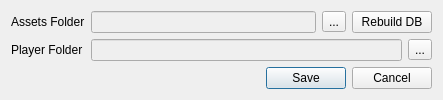
Qt form starcheat/templates/Options.ui (wizzomafizzo/starcheat) before a commit.
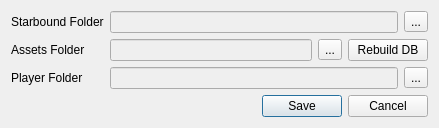
The same form after that commit.

Commit message: Overhaul first setup ui, new config option, updated readme

What changed in the file:
```diff
--- a/starcheat/templates/Options.ui
+++ b/starcheat/templates/Options.ui
@@ -6,36 +6,64 @@
    <rect>
     <x>0</x>
     <y>0</y>
-    <width>443</width>
-    <height>96</height>
+    <width>439</width>
+    <height>124</height>
    </rect>
   </property>
   <property name="windowTitle">
    <string>Options</string>
   </property>
   <layout class="QGridLayout" name="gridLayout">
-   <item row="0" column="2">
+   <item row="1" column="2">
     <widget class="QToolButton" name="assets_folder_button">
      <property name="text">
       <string>...</string>
      </property>
     </widget>
    </item>
-   <item row="1" column="1" colspan="3">
-    <widget class="QLineEdit" name="player_folder">
+   <item row="2" column="4">
+    <widget class="QToolButton" name="player_folder_button">
+     <property name="text">
+      <string>...</string>
+     </property>
+    </widget>
+   </item>
+   <item row="1" column="1">
+    <widget class="QLineEdit" name="assets_folder">
      <property name="enabled">
       <bool>false</bool>
      </property>
     </widget>
    </item>
-   <item row="0" column="3" colspan="2">
+   <item row="1" column="3" colspan="2">
     <widget class="QPushButton" name="rebuild_button">
      <property name="text">
       <string>Rebuild DB</string>
      </property>
     </widget>
    </item>
-   <item row="2" column="1" colspan="4">
+   <item row="2" column="0">
+    <widget class="QLabel" name="player_folder_label">
+     <property name="text">
+      <string>Player Folder</string>
+     </property>
+    </widget>
+   </item>
+   <item row="1" column="0">
+    <widget class="QLabel" name="assets_folder_label">
+     <property name="text">
+      <string>Assets Folder</string>
+     </property>
+    </widget>
+   </item>
+   <item row="2" column="1" colspan="3">
+    <widget class="QLineEdit" name="player_folder">
+     <property name="enabled">
+      <bool>false</bool>
+     </property>
+    </widget>
+   </item>
+   <item row="3" column="1" colspan="4">
     <widget class="QDialogButtonBox" name="buttonBox">
      <property name="enabled">
       <bool>true</bool>
@@ -49,28 +77,21 @@
     </widget>
    </item>
    <item row="0" column="0">
-    <widget class="QLabel" name="assets_folder_label">
+    <widget class="QLabel" name="starbound_folder_label">
      <property name="text">
-      <string>Assets Folder</string>
+      <string>Starbound Folder</string>
      </property>
     </widget>
    </item>
-   <item row="0" column="1">
-    <widget class="QLineEdit" name="assets_folder">
+   <item row="0" column="1" colspan="3">
+    <widget class="QLineEdit" name="starbound_folder">
      <property name="enabled">
       <bool>false</bool>
      </property>
     </widget>
    </item>
-   <item row="1" column="0">
-    <widget class="QLabel" name="player_folder_label">
-     <property name="text">
-      <string>Player Folder</string>
-     </property>
-    </widget>
-   </item>
-   <item row="1" column="4">
-    <widget class="QToolButton" name="player_folder_button">
+   <item row="0" column="4">
+    <widget class="QToolButton" name="starbound_folder_button">
      <property name="text">
       <string>...</string>
      </property>
```
The commit also changes 7 other files.
